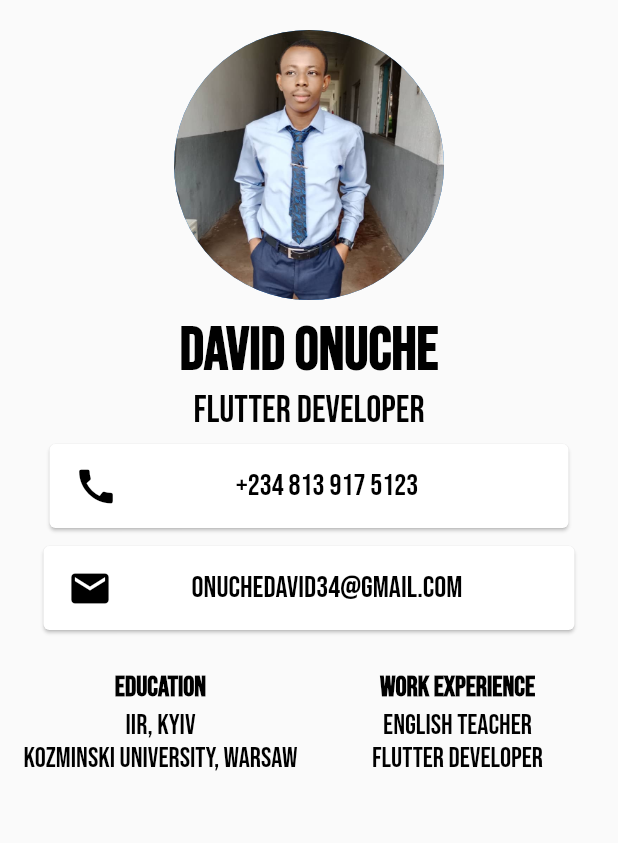
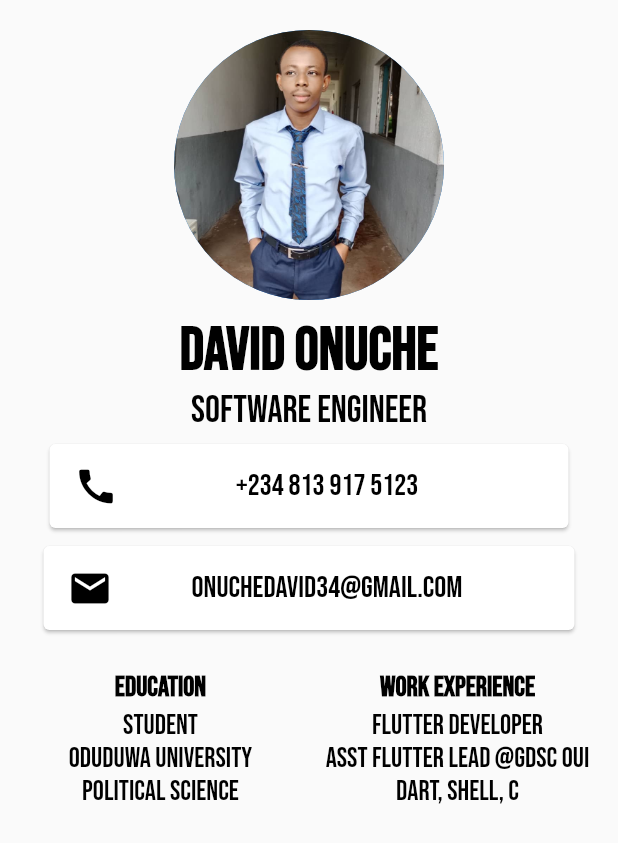
Before and after one commit to davidonuche/my_cv_app, a Flutter app: the screen it shows after launch, on a phone screen of 412 x 824 dp. Shown: the top 843 px of the screen. Run offline on Flutter 3.47's test engine with Material 2 defaults, Android fonts, the phone set to English and light mode, and no system bars.

Commit message:
screens are for viewing

```diff
--- a/lib/screens/my_cv_page.dart
+++ b/lib/screens/my_cv_page.dart
@@ -23,7 +23,7 @@ class MyCVPage extends StatelessWidget {
               style: kTitleTextStyle,
             ),
             Text(
-              "Flutter Developer",
+              "Software Engineer",
               style: kRegularTextStyle,
             ),
             Padding(
@@ -56,6 +56,23 @@ class MyCVPage extends StatelessWidget {
                 ),
               ),
                     SizedBox(height: 15),
+                    /*Padding(
+              padding: EdgeInsets.symmetric(horizontal: 25),
+              child: Card(
+                child: ListTile(
+                    leading:
+                        Icon(Icons.github, color: Colors.black, size: 30),
+                    title: Center(
+                      child: Text(
+                        "Davidbeebest",
+                        style: kCardElementTextStyle,
+                      ),
+                    ),
+                    trailing: SizedBox(),
+                  ),
+                ),
+              ),
+                    SizedBox(height: 15),*/
               Padding(
                 padding: const EdgeInsets.all(8.0),
                 child: Row(
@@ -68,10 +85,13 @@ class MyCVPage extends StatelessWidget {
                           Text("Education",
                               textAlign: TextAlign.center, style: kBoldTextStyle),
                           SizedBox(height: 3),
-                          Text("IIR, Kyiv",
+                          Text("Student",
                               textAlign: TextAlign.center,
                               style: kRegularSmallTextStyle),
-                          Text("Kozminski University, Warsaw",
+                          Text("Oduduwa University",
+                              textAlign: TextAlign.center,
+                              style: kRegularSmallTextStyle),
+                          Text("Political Science",
                               textAlign: TextAlign.center,
                               style: kRegularSmallTextStyle),
                         ],
@@ -83,10 +103,13 @@ class MyCVPage extends StatelessWidget {
                           Text("Work Experience",
                               textAlign: TextAlign.center, style: kBoldTextStyle),
                           SizedBox(height: 3),
-                          Text("English Teacher",
+                          Text("Flutter Developer",
                               textAlign: TextAlign.center,
                               style: kRegularSmallTextStyle),
-                          Text("Flutter Developer",
+                              Text("Asst Flutter Lead @GDSC OUI",
+                              textAlign: TextAlign.center,
+                              style: kRegularSmallTextStyle),
+                          Text("Dart, Shell, C",
                               textAlign: TextAlign.center,
                               style: kRegularSmallTextStyle),
                         ],
```
